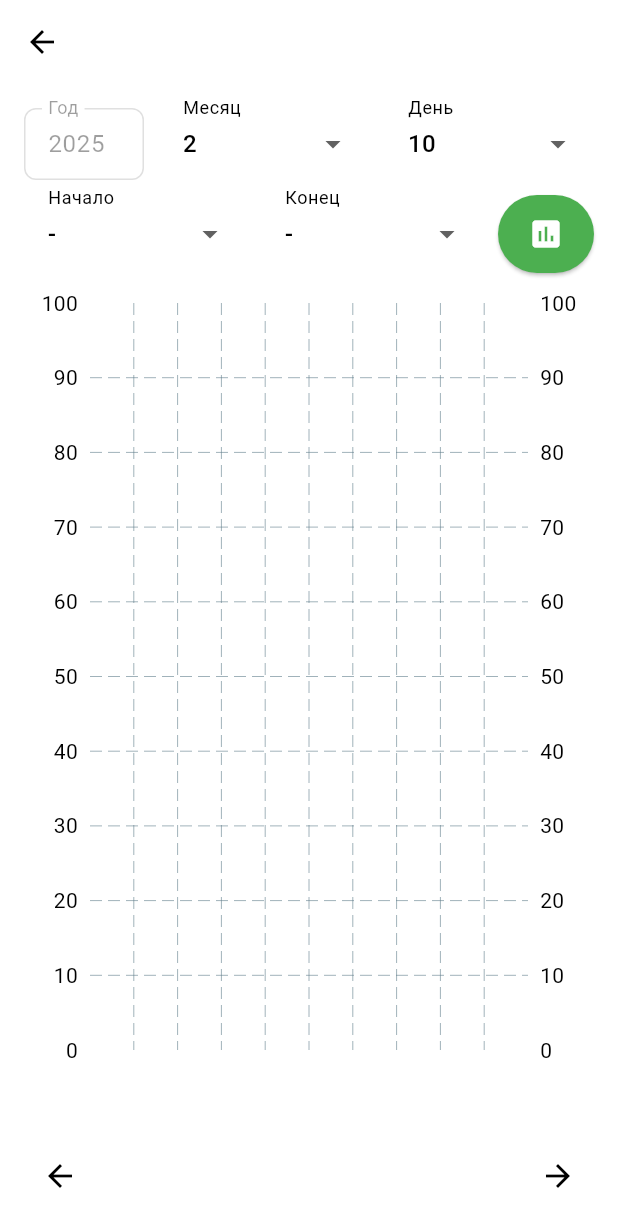
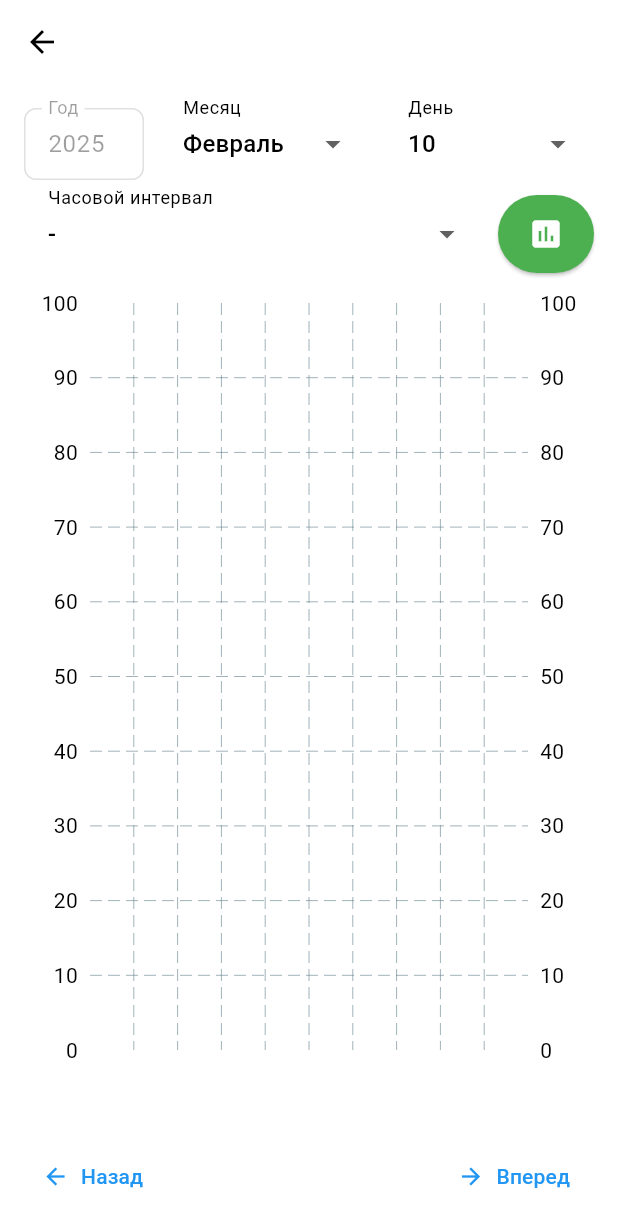
Before and after one commit to knowmaker/smart_greenhouse_app, a Flutter app: the SensorStatisticsScreen screen opened directly with empty values, after a tap on the "insert chart" icon, on a phone screen of 412 x 824 dp. Shown: the top 1227 px of the screen. Run offline on Flutter 3.47's test engine with Material 3 defaults, Android fonts, the light colour scheme and no system bars; drawn by our look-alikes of fl_chart; our stand-ins replace firebase_core, firebase_messaging, flutter_dotenv, fluttertoast, shared_preferences; accounts and stored records are empty.

Commit message:
updated dropDown menues

```diff
--- a/lib/sensor_statistics.dart
+++ b/lib/sensor_statistics.dart
@@ -24,13 +24,22 @@ class SensorStatisticsScreen extends StatefulWidget {
 class SensorStatisticsScreenState extends State<SensorStatisticsScreen> {
   int selectedMonth = DateTime.now().month;
   int? selectedDay = DateTime.now().day;
-  int? startHour;
-  int? endHour;
+  String? selectedHourRange;
   List<BarChartGroupData> chartData = [];
   List<String> xLabels = [];
   int currentPage = 0;
   int itemsPerPage = 6;
   double maxYValue = 100;
+
+  final List<String> hourRanges = List.generate(
+    24,
+    (index) => '$index:00-${index + 1}:00',
+  );
+
+  final List<String> monthNames = [
+    "Январь", "Февраль", "Март", "Апрель", "Май", "Июнь",
+    "Июль", "Август", "Сентябрь", "Октябрь", "Ноябрь", "Декабрь"
+  ];
 
   Future<void> fetchSensorStatistics() async {
     if (!GlobalAuth.isLoggedIn) return;
@@ -43,9 +52,10 @@ class SensorStatisticsScreenState extends State<SensorStatisticsScreen> {
 
     Map<String, String> queryParams = {'month': selectedMonth.toString()};
     if (selectedDay != null) queryParams['day'] = selectedDay.toString();
-    if (startHour != null && endHour != null) {
-      queryParams['start_hour'] = startHour.toString();
-      queryParams['end_hour'] = endHour.toString();
+    if (selectedHourRange != null) {
+      List<String> hours = selectedHourRange!.split('-');
+      queryParams['start_hour'] = hours[0].split(':')[0];
+      queryParams['end_hour'] = hours[1].split(':')[0];
     }
 
     final uri = Uri.parse(url).replace(queryParameters: queryParams);
@@ -144,7 +154,7 @@ class SensorStatisticsScreenState extends State<SensorStatisticsScreen> {
             sideTitles: SideTitles(
               showTitles: true,
               getTitlesWidget: (value, meta) {
-                int globalIndex= value.toInt();
+                int globalIndex = value.toInt();
                 int localIndex = globalIndex - currentPage;
                 if (localIndex >= 0 && localIndex < visibleLabels.length) {
                   return RotatedBox(
@@ -226,11 +236,12 @@ class SensorStatisticsScreenState extends State<SensorStatisticsScreen> {
                   ),
                 ),
                 const SizedBox(width: 10),
-                buildDropdown<int>(
+                buildDropdown<String>(
                   hint: 'Месяц',
-                  value: selectedMonth,
-                  items: [for (var i = 1; i <= 12; i++) i],
-                  onChanged: (value) => setState(() => selectedMonth = value!),
+                  value: monthNames[selectedMonth - 1],
+                  items: monthNames,
+                  onChanged: (value) =>
+                      setState(() => selectedMonth = monthNames.indexOf(value!) + 1),
                 ),
                 const SizedBox(width: 10),
                 buildDropdown<int?>(
@@ -244,18 +255,11 @@ class SensorStatisticsScreenState extends State<SensorStatisticsScreen> {
             const SizedBox(height: 10),
             Row(
               children: [
-                buildDropdown<int?>(
-                  hint: 'Начало',
-                  value: startHour,
-                  items: [null, for (var i = 0; i < 24; i++) i],
-                  onChanged: (value) => setState(() => startHour = value),
-                ),
-                const SizedBox(width: 10),
-                buildDropdown<int?>(
-                  hint: 'Конец',
-                  value: endHour,
-                  items: [null, for (var i = 0; i < 24; i++) i],
-                  onChanged: (value) => setState(() => endHour = value),
+                buildDropdown<String?>(
+                  hint: 'Часовой интервал',
+                  value: selectedHourRange,
+                  items: [null, ...hourRanges],
+                  onChanged: (value) => setState(() => selectedHourRange = value),
                 ),
                 const SizedBox(width: 10),
                 ElevatedButton(
@@ -277,8 +281,14 @@ class SensorStatisticsScreenState extends State<SensorStatisticsScreen> {
             Row(
               mainAxisAlignment: MainAxisAlignment.spaceBetween,
               children: [
-                IconButton(icon: Icon(Icons.arrow_back), onPressed: prevPage),
-                IconButton(icon: Icon(Icons.arrow_forward), onPressed: nextPage),
+                TextButton.icon(
+                    onPressed: prevPage,
+                    icon: Icon(Icons.arrow_back, color: Colors.blue),
+                    label: Text("Назад", style: TextStyle(color: Colors.blue))),
+                TextButton.icon(
+                    onPressed: nextPage,
+                    icon: Icon(Icons.arrow_forward, color: Colors.blue,),
+                    label: Text("Вперед", style: TextStyle(color: Colors.blue))),
               ],
             ),
           ],
```
